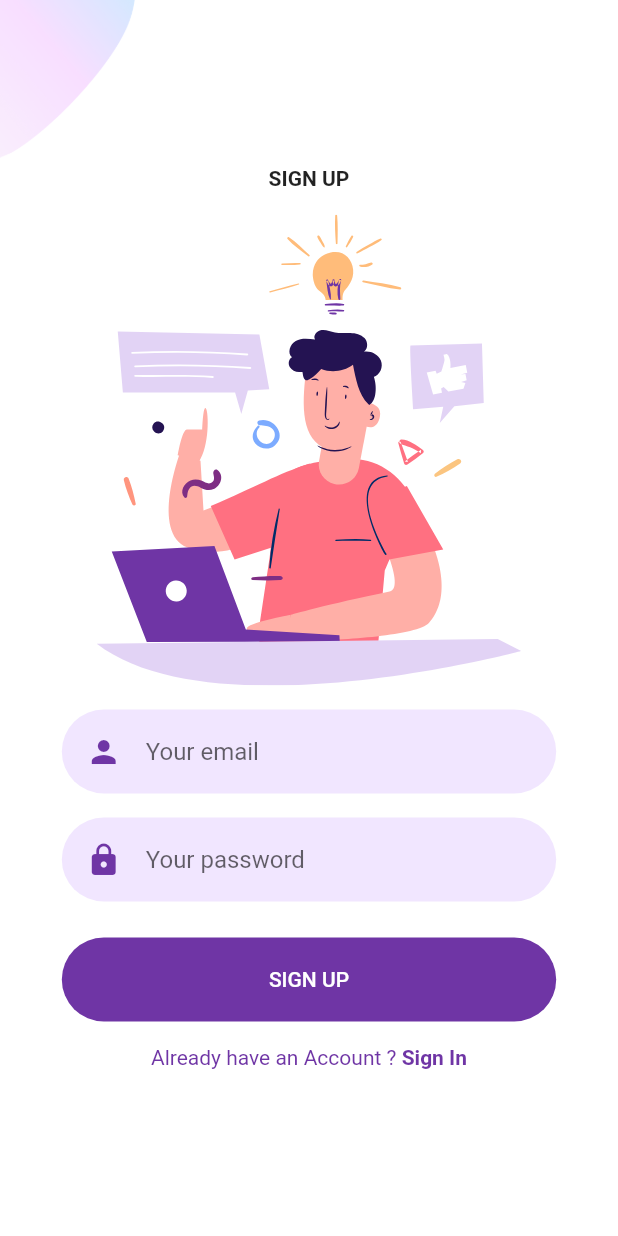
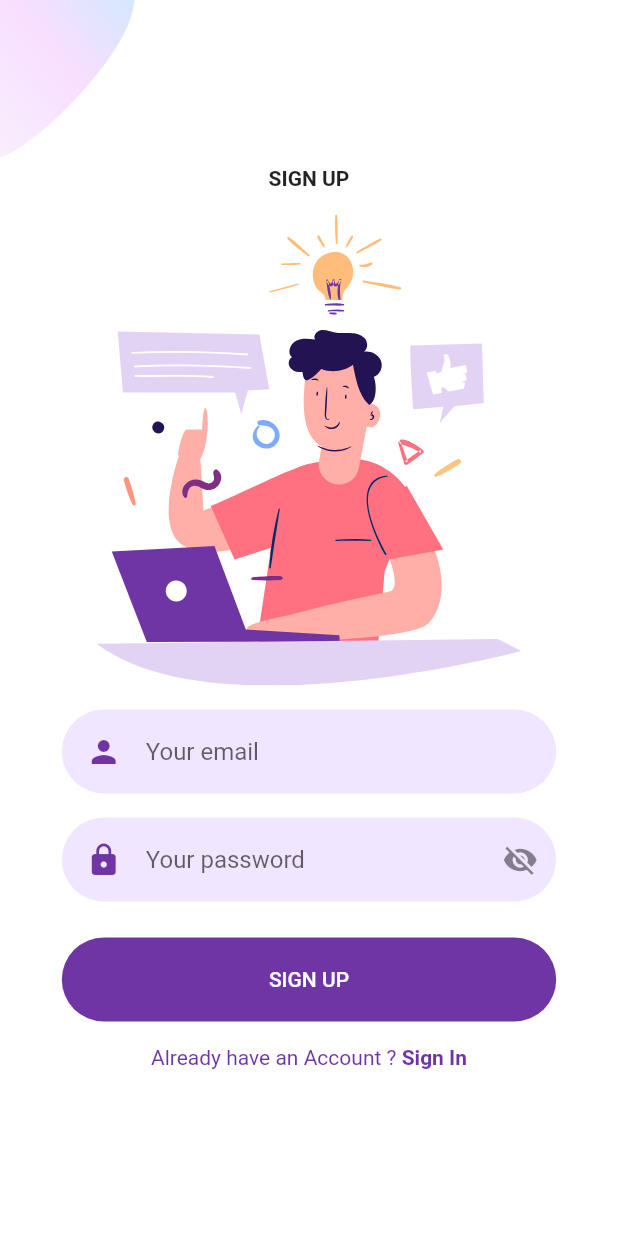
Before and after one commit to Fleonex/jupiter_clone, a Flutter app: the screen it shows after launch, after a tap on "Sign Up", on a phone screen of 412 x 824 dp. Run offline on Flutter 3.47's test engine with Material 2 defaults, Android fonts, the phone set to English and light mode, and no system bars; our stand-ins replace awesome_notifications, cloud_firestore, csv, file_picker, firebase_auth, firebase_core and 7 more; missing offline and left inert: dart:ffi, excel; accounts and stored records are empty; network calls fail.

Commit message:
Password active inactive

```diff
--- a/lib/main.dart
+++ b/lib/main.dart
@@ -6,18 +6,37 @@ import 'package:jupiter_clone/screens/Login/login_screen.dart';
 import 'package:jupiter_clone/style/constants.dart';
 import 'package:jupiter_clone/screens/Splash/splash.dart';
 import 'package:flutter/services.dart';
-
+import 'package:awesome_notifications/awesome_notifications.dart';
 
 void main() async {
   WidgetsFlutterBinding.ensureInitialized();
   await Firebase.initializeApp();
+  AwesomeNotifications().initialize(
+    null,
+    [
+      NotificationChannel(
+        channelKey: "Basic Channel Key",
+        channelDescription: "Basic Channel Description",
+        channelName:"Channel Name",
+      ),
+    ],
+    debug: true,
+  );
   runApp(const MyApp());
 }
 
 class MyApp extends StatelessWidget {
   const MyApp({super.key});
-
   @override
+  void initState(){
+    AwesomeNotifications().isNotificationAllowed().then((isAllowed) =>
+    {
+      if(!isAllowed){
+        AwesomeNotifications().requestPermissionToSendNotifications()
+      }
+    });
+  }
+  // AwesomeNotifications();
   Widget build(BuildContext context) {
     SystemChrome.setPreferredOrientations([
       DeviceOrientation.portraitUp,
--- a/lib/screens/Login/components/login_form.dart
+++ b/lib/screens/Login/components/login_form.dart
@@ -20,10 +20,11 @@ class _LoginFormState extends State<LoginForm> {
   String _email = "";
   String _password = "";
   final _formKey = GlobalKey<FormState>();
-
+  bool _showPassword = false;
   @override
   Widget build(BuildContext context) {
-    return Form(
+    return SingleChildScrollView(
+      child: Form(
         key: _formKey,
         child: Column(
           children: [
@@ -46,14 +47,23 @@ class _LoginFormState extends State<LoginForm> {
             Padding(
               padding: const EdgeInsets.symmetric(vertical: defaultPadding),
               child: TextFormField(
+
                 controller: _passwordController,
                 textInputAction: TextInputAction.done,
-              obscureText: true,
+                obscureText: !_showPassword,
                 cursorColor: kPrimaryColor,
                 onSaved: (password) {
                   _password = password.toString();
                 },
-              decoration: const InputDecoration(
+                decoration: InputDecoration(
+                  suffixIcon: IconButton(
+                    onPressed: () {
+                      setState(() {
+                        _showPassword = !_showPassword;
+                      });
+                    },
+                    icon: _showPassword==true ? Icon(Icons.visibility) : Icon(Icons.visibility_off),
+                  ),
                   hintText: "Your password",
                   prefixIcon: Padding(
                     padding: EdgeInsets.all(defaultPadding),
@@ -101,6 +111,7 @@ class _LoginFormState extends State<LoginForm> {
             ),
           ],
         ),
+      ),
     );
   }
 }
--- a/lib/screens/Signup/components/signup_form.dart
+++ b/lib/screens/Signup/components/signup_form.dart
@@ -19,11 +19,12 @@ class _SignUpFormState extends State<SignUpForm> {
 
   String _email = "";
   String _password = "";
-
+  bool _showPassword = false;
   final _formkey = GlobalKey<FormState>();
   @override
   Widget build(BuildContext context) {
-    return Form(
+    return SingleChildScrollView(
+      child: Form(
         child: Column(
           children: [
             TextFormField(
@@ -48,6 +49,14 @@ class _SignUpFormState extends State<SignUpForm> {
                 obscureText: true,
                 cursorColor: kPrimaryColor,
                 decoration: InputDecoration(
+                  suffixIcon: IconButton(
+                    icon: (_showPassword == true) ? Icon(Icons.visibility) : Icon(Icons.visibility_off),
+                    onPressed: () {
+                      setState(() {
+                        _showPassword = !_showPassword;
+                      });
+                    },
+                  ),
                   hintText: "Your password",
                   prefixIcon: Padding(
                     padding: const EdgeInsets.all(defaultPadding),
@@ -86,6 +95,7 @@ class _SignUpFormState extends State<SignUpForm> {
             ),
           ],
         ),
+      ),
     );
   }
 }
--- a/pubspec.yaml
+++ b/pubspec.yaml
@@ -29,7 +29,7 @@ dependencies:
   uuid: ^3.0.7
   intl: ^0.17.0
   syncfusion_flutter_charts: ^21.1.41
-  flutter_local_notifications: ^6.0.0
+  awesome_notifications: ^0.7.4+1
 dev_dependencies:
   flutter_lints: ^2.0.0
   flutter_test:
```
Also changed, not shown: lib/screens/Budget/Budget.dart (deleted, +0 -71 lines), pubspec.lock, 5 other files. Lines whose indentation alone changed are shown as unchanged.
